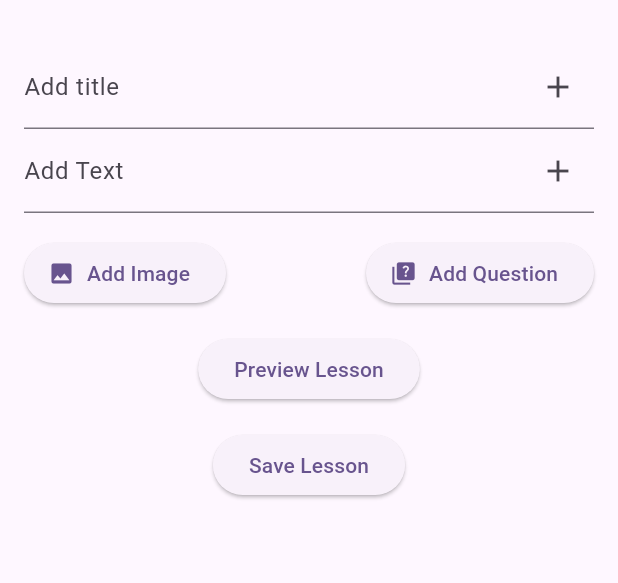
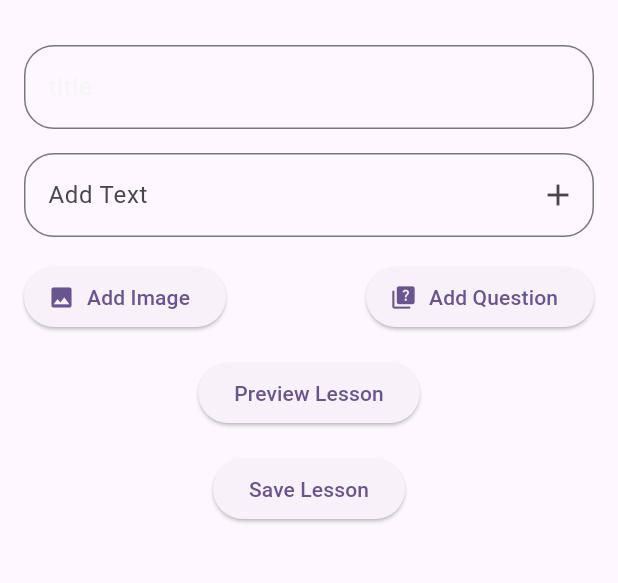
Before and after one commit to DesrielKiki/sunco_physics, a Flutter app: the AddLessonPage screen opened directly, on a phone screen of 412 x 824 dp, the part 63-646 px from its top. Run offline on Flutter 3.47's test engine with Material 3 defaults, Android fonts, the phone set to English and light mode, and no system bars; our stand-ins replace cloud_firestore, firebase_auth, firebase_core, firebase_storage, image_picker, shared_preferences; accounts and stored records are empty.

Commit message:
:wrench: clear code

```diff
--- a/lib/main.dart
+++ b/lib/main.dart
@@ -2,10 +2,6 @@ import 'package:firebase_core/firebase_core.dart';
 import 'package:flutter/material.dart';
 import 'package:sunco_physics/firebase_options.dart';
 import 'package:sunco_physics/presentation/navigation/app_routes.dart';
-import 'package:sunco_physics/presentation/screen/lesson/offline_lesson/lesson/friction_lesson.dart';
-import 'package:sunco_physics/presentation/screen/lesson/offline_lesson/lesson/pulley_lesson.dart';
-import 'package:sunco_physics/presentation/screen/lesson/offline_lesson/lesson/spring_lesson.dart';
-
 void main() async {
   WidgetsFlutterBinding.ensureInitialized();
   await Firebase.initializeApp(
@@ -26,15 +22,15 @@ class MyApp extends StatelessWidget {
     return MaterialApp(
       title: 'Flutter Demo',
       debugShowCheckedModeBanner: false,
-      //initialRoute: AppRoutes.splash,
-      //onGenerateRoute: AppRoutes.generateRoute,
+      initialRoute: AppRoutes.splash,
+      onGenerateRoute: AppRoutes.generateRoute,
       theme: ThemeData(
         colorScheme: ColorScheme.fromSeed(
           seedColor: Colors.deepPurple,
         ),
         useMaterial3: true,
       ),
-      home: const SpringLessonScreen(),
+    //  home: const SpringLessonScreen(),
     );
   }
 }
--- a/lib/presentation/screen/lesson/offline_lesson/lesson/spring_lesson.dart
+++ b/lib/presentation/screen/lesson/offline_lesson/lesson/spring_lesson.dart
@@ -3,7 +3,6 @@ import 'package:sunco_physics/data/model/interactive_point.dart';
 import 'package:sunco_physics/presentation/component/bullet_point_list.dart';
 import 'package:sunco_physics/presentation/component/formula_text.dart';
 import 'package:sunco_physics/presentation/component/lesson_dialog.dart';
-import 'package:sunco_physics/presentation/component/question_button.dart';
 import 'package:sunco_physics/presentation/component/subtitle_with_description.dart';
 import 'package:sunco_physics/presentation/component/vertical_line_painter.dart';
 import 'package:sunco_physics/presentation/theme/color_config.dart';
--- a/lib/presentation/screen/lesson/online_lesson/add_lesson.dart
+++ b/lib/presentation/screen/lesson/online_lesson/add_lesson.dart
@@ -3,6 +3,7 @@ import 'package:firebase_storage/firebase_storage.dart';
 import 'package:cloud_firestore/cloud_firestore.dart';
 import 'dart:io';
 import 'package:image_picker/image_picker.dart';
+import 'package:sunco_physics/presentation/theme/color_config.dart';
 
 class AddLessonPage extends StatefulWidget {
   const AddLessonPage({super.key});
@@ -127,17 +128,26 @@ class _AddLessonPageState extends State<AddLessonPage> {
           children: [
             TextField(
               controller: _titleTextController,
-              decoration: InputDecoration(
-                labelText: 'Add title',
-                suffixIcon: IconButton(
-                  icon: const Icon(Icons.add),
-                  onPressed: _addTextContent,
+              decoration: const InputDecoration(
+                labelStyle: TextStyle(
+                  color: ColorConfig.onPrimaryColor,
                 ),
+                focusColor: ColorConfig.primaryColor,
+                border: OutlineInputBorder(
+                  borderRadius: BorderRadius.all(
+                    Radius.circular(20),
+                  ),
+                ),
+                labelText: 'title',
               ),
             ),
+            const SizedBox(height: 16),
             TextField(
               controller: _textController,
               decoration: InputDecoration(
+                border: OutlineInputBorder(
+                  borderRadius: BorderRadius.circular(20),
+                ),
                 labelText: 'Add Text',
                 suffixIcon: IconButton(
                   icon: const Icon(Icons.add),
@@ -152,6 +162,7 @@ class _AddLessonPageState extends State<AddLessonPage> {
                 ElevatedButton.icon(
                   onPressed: _addImageContent,
                   icon: const Icon(Icons.image),
+
                   label: const Text('Add Image'),
                 ),
                 ElevatedButton.icon(
```
